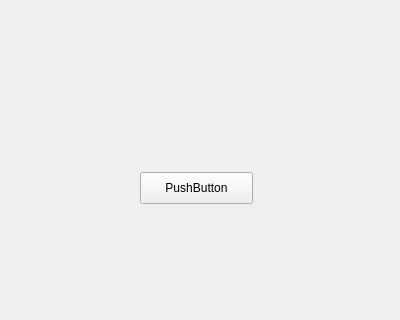
Above: UI/MainScreen.ui from AginSquash/FirstAidHelper before the change; both pictures show x 0 to 400 and y 118 to 438 of the 400 by 600 pixel window. Below: the same form after it.
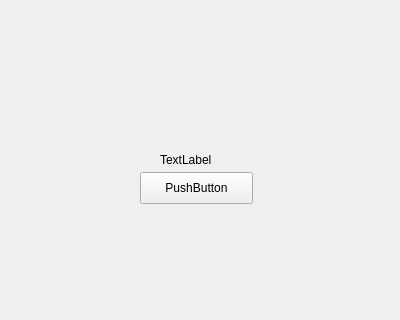
That is the form after the change.

The edit to the form file:
```diff
--- a/UI/MainScreen.ui
+++ b/UI/MainScreen.ui
@@ -39,6 +39,19 @@
      <string>PushButton</string>
     </property>
    </widget>
+   <widget class="QLabel" name="label">
+    <property name="geometry">
+     <rect>
+      <x>160</x>
+      <y>270</y>
+      <width>60</width>
+      <height>16</height>
+     </rect>
+    </property>
+    <property name="text">
+     <string>TextLabel</string>
+    </property>
+   </widget>
   </widget>
   <widget class="QStatusBar" name="statusbar"/>
  </widget>
```
